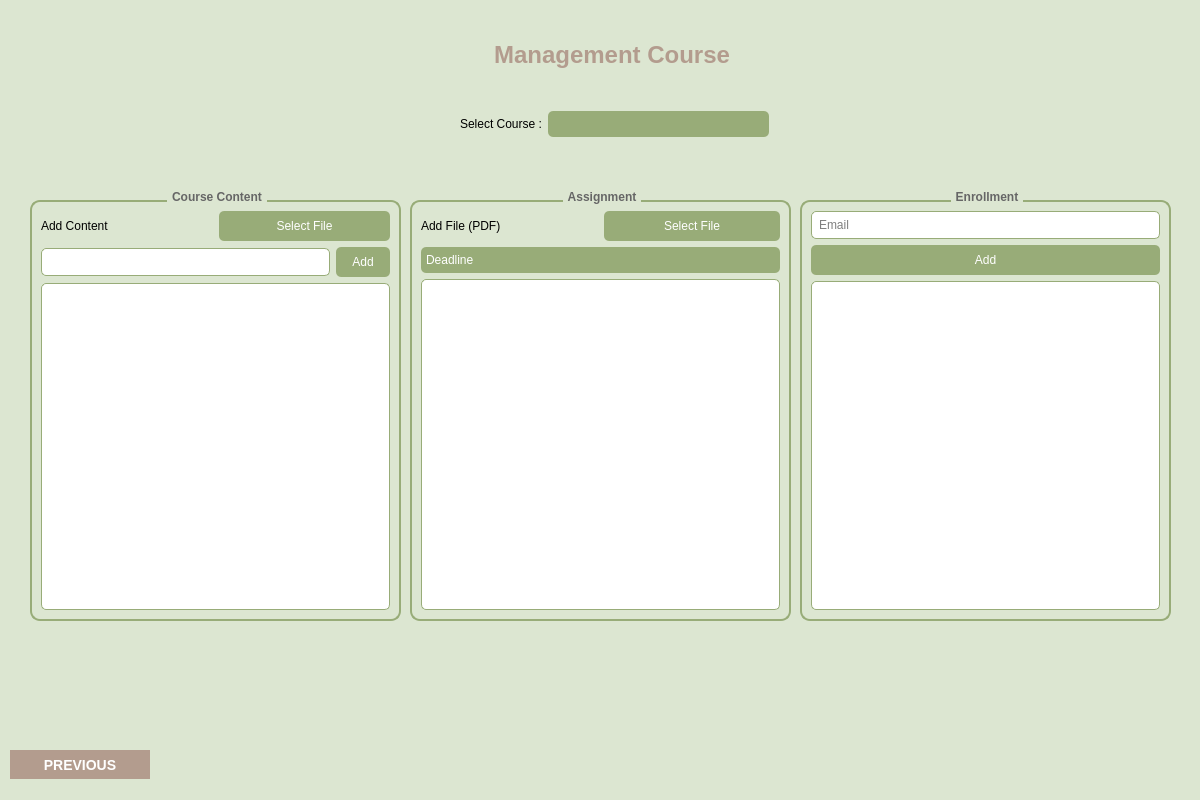
Above: ui/page6.ui from Thisyath/lms-learnup before the change. Below: the same form after it.
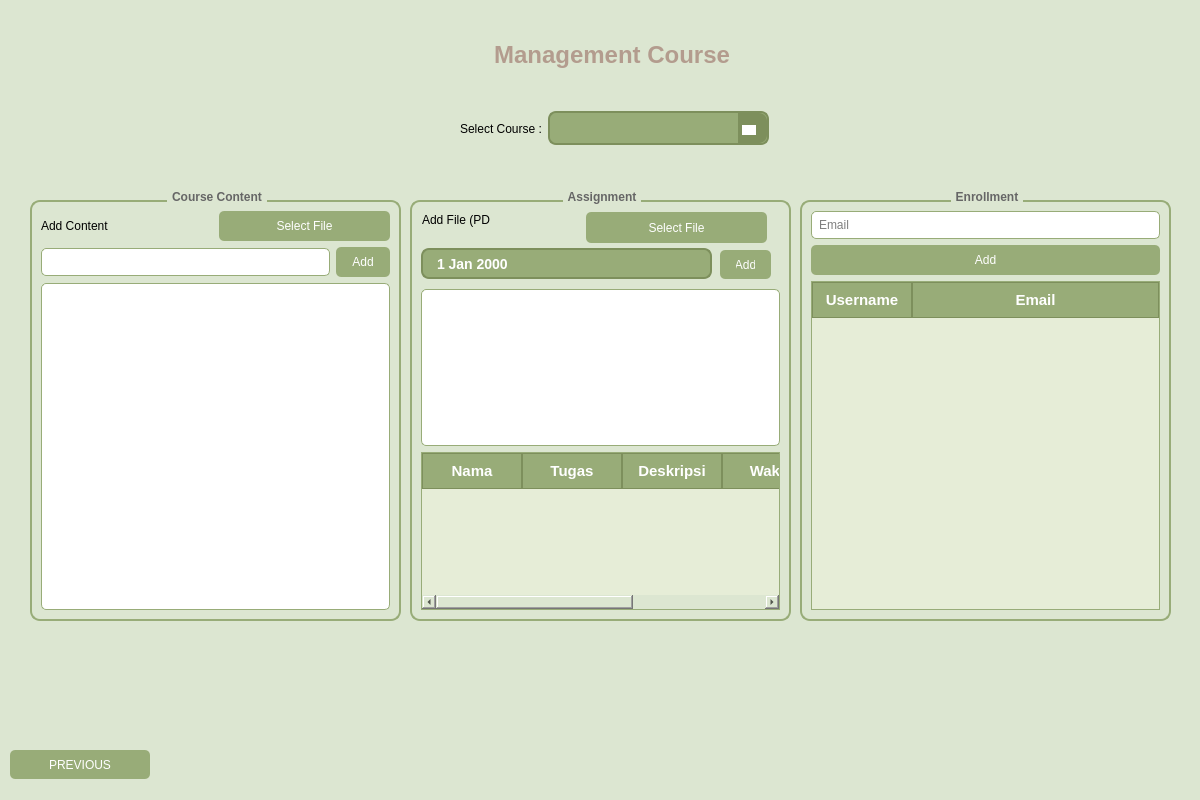
That is the form after the change. Icons and pictures are not drawn.

Patch:
```diff
--- a/ui/page6.ui
+++ b/ui/page6.ui
@@ -96,7 +96,7 @@
     <set>Qt::AlignCenter</set>
    </property>
   </widget>
-  <widget class="QPushButton" name="previousBtn">
+  <widget class="QPushButton" name="btnPrevious">
    <property name="geometry">
     <rect>
      <x>10</x>
@@ -163,14 +163,75 @@
      </widget>
     </item>
     <item>
-     <widget class="QPushButton" name="addEnrollBtn">
+     <widget class="QPushButton" name="btnAddEnroll">
       <property name="text">
        <string>Add</string>
       </property>
      </widget>
     </item>
     <item>
-     <widget class="QTextEdit" name="enrollmentList"/>
+     <widget class="QTableWidget" name="tableEnrollment">
+      <property name="styleSheet">
+       <string notr="true">QTableWidget, QTableView {
+    background-color: #E6EDD7;   /* Hijau muda utama */
+    alternate-background-color: #D1E2B6; /* Hijau muda lain untuk baris selang-seling */
+    gridline-color: #98AC78;     /* Hijau medium untuk garis */
+    border: 1px solid #98AC78;
+    font-size: 14px;
+    color: #5B4636;
+    selection-background-color: #B4C99A; /* Hijau olive untuk seleksi */
+    selection-color: #333;
+}
+
+QHeaderView::section {
+    background-color: #98AC78;   /* Hijau medium untuk header */
+    color: white;
+    font-weight: bold;
+    font-size: 15px;
+    border: 1px solid #7D8F5C;
+    padding: 6px;
+}
+
+QTableCornerButton::section {
+    background-color: #98AC78;
+    border: 1px solid #7D8F5C;
+}</string>
+      </property>
+      <property name="sizeAdjustPolicy">
+       <enum>QAbstractScrollArea::AdjustToContents</enum>
+      </property>
+      <attribute name="horizontalHeaderVisible">
+       <bool>true</bool>
+      </attribute>
+      <attribute name="horizontalHeaderHighlightSections">
+       <bool>true</bool>
+      </attribute>
+      <attribute name="horizontalHeaderShowSortIndicator" stdset="0">
+       <bool>false</bool>
+      </attribute>
+      <attribute name="horizontalHeaderStretchLastSection">
+       <bool>true</bool>
+      </attribute>
+      <attribute name="verticalHeaderVisible">
+       <bool>true</bool>
+      </attribute>
+      <attribute name="verticalHeaderHighlightSections">
+       <bool>true</bool>
+      </attribute>
+      <attribute name="verticalHeaderStretchLastSection">
+       <bool>false</bool>
+      </attribute>
+      <column>
+       <property name="text">
+        <string>Username</string>
+       </property>
+      </column>
+      <column>
+       <property name="text">
+        <string>Email</string>
+       </property>
+      </column>
+     </widget>
     </item>
    </layout>
   </widget>
@@ -186,36 +247,187 @@
    <property name="title">
     <string>Assignment</string>
    </property>
-   <layout class="QVBoxLayout" name="assignmentLayout">
-    <item>
-     <layout class="QHBoxLayout" name="addAssignmentLayout">
-      <item>
-       <widget class="QLabel" name="addFileLabel">
-        <property name="text">
-         <string>Add File (PDF)</string>
-        </property>
-       </widget>
-      </item>
-      <item>
-       <widget class="QPushButton" name="selectAssignmentBtn">
-        <property name="text">
-         <string>Select File</string>
-        </property>
-       </widget>
-      </item>
-     </layout>
-    </item>
-    <item>
-     <widget class="QComboBox" name="deadlineCombo">
-      <property name="placeholderText" stdset="0">
-       <string>Deadline</string>
-      </property>
-     </widget>
-    </item>
-    <item>
-     <widget class="QTextEdit" name="assignmentList"/>
-    </item>
-   </layout>
+   <widget class="QTextEdit" name="listAssignment">
+    <property name="geometry">
+     <rect>
+      <x>11</x>
+      <y>99</y>
+      <width>359</width>
+      <height>157</height>
+     </rect>
+    </property>
+   </widget>
+   <widget class="QDateEdit" name="dateEdit">
+    <property name="geometry">
+     <rect>
+      <x>11</x>
+      <y>58</y>
+      <width>291</width>
+      <height>31</height>
+     </rect>
+    </property>
+    <property name="styleSheet">
+     <string notr="true">QDateEdit {
+    background-color: #98AC78;
+    color: white;
+    border: 2px solid #7D8F5C;
+    border-radius: 8px;
+    padding: 6px 12px;
+    font-size: 14px;
+    font-weight: bold;
+    min-width: 120px;
+}
+
+QDateEdit::drop-down {
+    subcontrol-origin: padding;
+    subcontrol-position: top right;
+    width: 28px;
+    border-left: 1px solid #7D8F5C;
+    background-color: #7D8F5C;
+    border-top-right-radius: 8px;
+    border-bottom-right-radius: 8px;
+}
+
+QDateEdit::down-arrow {
+    image: url(:/icons/down-arrow-white.png); /* Ganti dengan path ikon panah Anda, atau hapus baris ini untuk default */
+    width: 16px;
+    height: 16px;
+}
+
+QDateEdit:focus {
+    border: 2px solid #4C5B36;
+    background-color: #B4C99A;
+    color: #333;
+}
+
+QDateEdit::hover {
+    background-color: #B4C99A;
+}
+
+QDateEdit::up-button, QDateEdit::down-button {
+    background: transparent;
+    width: 0px;
+    height: 0px;
+}
+
+QCalendarWidget QToolButton {
+    background-color: #98AC78;
+    color: white;
+    border-radius: 5px;
+    margin: 2px;
+    font-weight: bold;
+}
+QCalendarWidget QWidget {
+    alternate-background-color: #EAF2DF;
+}
+QCalendarWidget QAbstractItemView {
+    selection-background-color: #7D8F5C;
+    selection-color: white;
+    background-color: #F5F8ED;
+    outline: none;
+}</string>
+    </property>
+   </widget>
+   <widget class="QTableWidget" name="tableWidget">
+    <property name="geometry">
+     <rect>
+      <x>11</x>
+      <y>262</y>
+      <width>359</width>
+      <height>158</height>
+     </rect>
+    </property>
+    <property name="styleSheet">
+     <string notr="true">QTableWidget, QTableView {
+    background-color: #E6EDD7;   /* Hijau muda utama */
+    alternate-background-color: #D1E2B6; /* Hijau muda lain untuk baris selang-seling */
+    gridline-color: #98AC78;     /* Hijau medium untuk garis */
+    border: 1px solid #98AC78;
+    font-size: 14px;
+    color: #5B4636;
+    selection-background-color: #B4C99A; /* Hijau olive untuk seleksi */
+    selection-color: #333;
+}
+
+QHeaderView::section {
+    background-color: #98AC78;   /* Hijau medium untuk header */
+    color: white;
+    font-weight: bold;
+    font-size: 15px;
+    border: 1px solid #7D8F5C;
+    padding: 6px;
+}
+
+QTableCornerButton::section {
+    background-color: #98AC78;
+    border: 1px solid #7D8F5C;
+}</string>
+    </property>
+    <column>
+     <property name="text">
+      <string>Nama</string>
+     </property>
+    </column>
+    <column>
+     <property name="text">
+      <string>Tugas</string>
+     </property>
+    </column>
+    <column>
+     <property name="text">
+      <string>Deskripsi</string>
+     </property>
+    </column>
+    <column>
+     <property name="text">
+      <string>Waktu</string>
+     </property>
+    </column>
+    <column>
+     <property name="text">
+      <string>Nilai</string>
+     </property>
+    </column>
+   </widget>
+   <widget class="QPushButton" name="btnAddAssignment">
+    <property name="geometry">
+     <rect>
+      <x>310</x>
+      <y>60</y>
+      <width>51</width>
+      <height>29</height>
+     </rect>
+    </property>
+    <property name="text">
+     <string>Add</string>
+    </property>
+   </widget>
+   <widget class="QPushButton" name="btnSelectAssignmentFile">
+    <property name="geometry">
+     <rect>
+      <x>176</x>
+      <y>22</y>
+      <width>181</width>
+      <height>31</height>
+     </rect>
+    </property>
+    <property name="text">
+     <string>Select File</string>
+    </property>
+   </widget>
+   <widget class="QLabel" name="addFileLabel">
+    <property name="geometry">
+     <rect>
+      <x>12</x>
+      <y>22</y>
+      <width>68</width>
+      <height>16</height>
+     </rect>
+    </property>
+    <property name="text">
+     <string>Add File (PDF)</string>
+    </property>
+   </widget>
   </widget>
   <widget class="QGroupBox" name="contentGroup">
    <property name="geometry">
@@ -240,7 +452,7 @@
        </widget>
       </item>
       <item>
-       <widget class="QPushButton" name="selectFileBtn">
+       <widget class="QPushButton" name="btnSelectContentFile">
         <property name="text">
          <string>Select File</string>
         </property>
@@ -254,7 +466,7 @@
        <widget class="QLineEdit" name="contentInput"/>
       </item>
       <item>
-       <widget class="QPushButton" name="addContentBtn">
+       <widget class="QPushButton" name="btnAddContent">
         <property name="text">
          <string>Add</string>
         </property>
@@ -263,17 +475,17 @@
      </layout>
     </item>
     <item>
-     <widget class="QTextEdit" name="contentList"/>
+     <widget class="QTextEdit" name="listContent"/>
     </item>
    </layout>
   </widget>
-  <widget class="QWidget" name="">
+  <widget class="QWidget" name="layoutWidget">
    <property name="geometry">
     <rect>
      <x>460</x>
      <y>110</y>
      <width>309</width>
-     <height>28</height>
+     <height>37</height>
     </rect>
    </property>
    <layout class="QHBoxLayout" name="courseSelectLayout">
@@ -285,7 +497,52 @@
      </widget>
     </item>
     <item>
-     <widget class="QComboBox" name="courseComboBox"/>
+     <widget class="QComboBox" name="courseComboBox">
+      <property name="styleSheet">
+       <string notr="true">QComboBox {
+    background-color: #98AC78;
+    color: #fff;
+    border: 2px solid #7D8F5C;
+    border-radius: 8px;
+    padding: 6px 36px 6px 12px;  /* Space for arrow on the right */
+    font-size: 14px;
+    font-weight: bold;
+    min-width: 160px;
+}
+QComboBox:hover, QComboBox:focus {
+    background-color: #B4C99A;
+    color: #333;
+    border: 2px solid #5C7042;
+}
+QComboBox::drop-down {
+    subcontrol-origin: padding;
+    subcontrol-position: top right;
+    width: 28px;
+    border-left: 1px solid #7D8F5C;
+    background: #7D8F5C;
+    border-top-right-radius: 8px;
+    border-bottom-right-radius: 8px;
+}
+QComboBox::down-arrow {
+    width: 0;
+    height: 0;
+    margin-right: 8px;
+    margin-top: 4px;
+    border-left: 7px solid transparent;
+    border-right: 7px solid transparent;
+    border-top: 10px solid #fff; /* Arrow color */
+    /* No image needed, this is a pure CSS triangle */
+}
+QComboBox QAbstractItemView {
+    background: #EAF2DF;
+    selection-background-color: #98AC78;
+    color: #333;
+    border: 2px solid #7D8F5C;
+    border-radius: 6px;
+    font-size: 14px;
+}</string>
+      </property>
+     </widget>
     </item>
    </layout>
   </widget>
```
